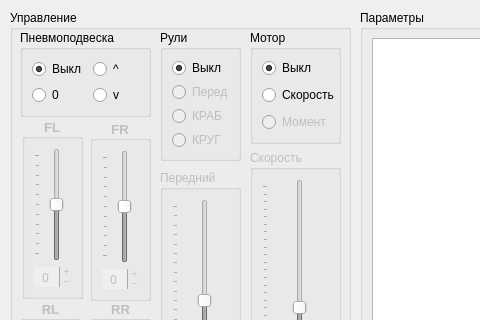
Old version of the form VMU_monitor_v1.ui in the repository hochu-leto/EVIS; both pictures show x 0 to 480 and y 0 to 320 of the 1086 by 761 pixel window.
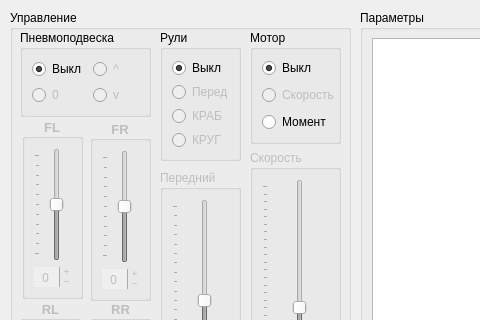
New version of the form.

The edit to the form file:
```diff
--- a/VMU_monitor_v1.ui
+++ b/VMU_monitor_v1.ui
@@ -525,6 +525,9 @@
       </item>
       <item row="0" column="1">
        <widget class="QRadioButton" name="max_pos_sus_rb">
+        <property name="enabled">
+         <bool>false</bool>
+        </property>
         <property name="styleSheet">
          <string notr="true">U+21EA
 </string>
@@ -539,6 +542,9 @@
       </item>
       <item row="1" column="0">
        <widget class="QRadioButton" name="zero_pos_sus_rb">
+        <property name="enabled">
+         <bool>false</bool>
+        </property>
         <property name="text">
          <string>0</string>
         </property>
@@ -552,6 +558,9 @@
       </item>
       <item row="1" column="1">
        <widget class="QRadioButton" name="min_pos_sus_rb">
+        <property name="enabled">
+         <bool>false</bool>
+        </property>
         <property name="text">
          <string>v</string>
         </property>
@@ -660,7 +669,7 @@
      </property>
      <widget class="QRadioButton" name="power_rb">
       <property name="enabled">
-       <bool>false</bool>
+       <bool>true</bool>
       </property>
       <property name="geometry">
        <rect>
@@ -684,6 +693,9 @@
       </attribute>
      </widget>
      <widget class="QRadioButton" name="speed_rb">
+      <property name="enabled">
+       <bool>false</bool>
+      </property>
       <property name="geometry">
        <rect>
         <x>12</x>
```
Left out of the diff: 6 changed lines with no effect on the pictures.
